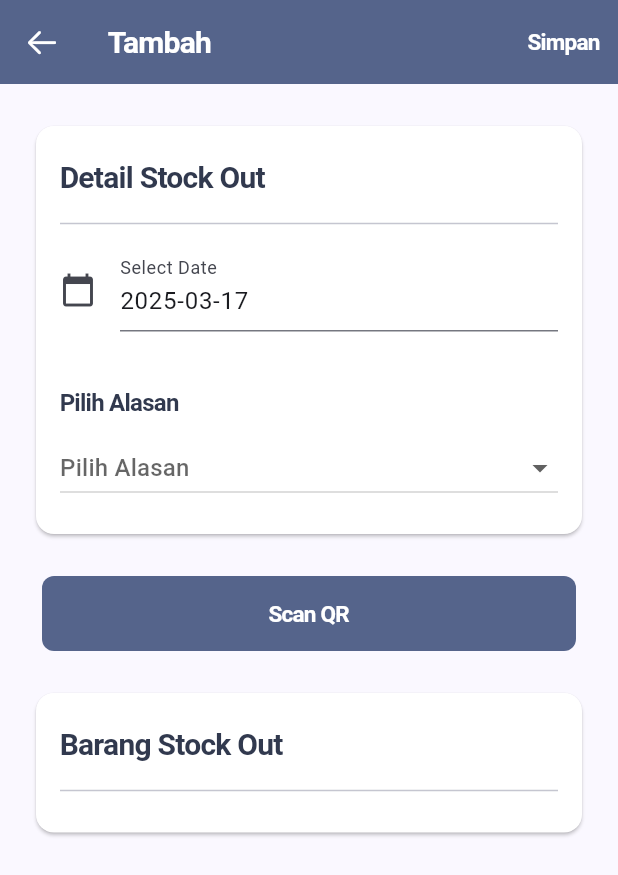
After one commit to ChrisJulLimantoro/operational-app, a Flutter app: the StockOutAddScreen screen opened by its route, on a phone screen of 412 x 824 dp. The commit adds this screen. Shown: the top 875 px of the screen. Run offline on Flutter 3.47's test engine with Material 3 defaults, Android fonts, the light colour scheme and no system bars; our stand-ins replace dio, flutter_bloc, flutter_map, go_router, latlong2, shared_preferences; missing offline and left inert: qr_code_scanner; accounts and stored records are empty; network calls fail.

Commit message:
feat: done creating stock-out

```diff
--- a/lib/helper/api.dart
+++ b/lib/helper/api.dart
@@ -8,7 +8,7 @@ import 'package:operational_app/helper/router.dart';
 
 class ApiHelper {
   static Dio dio = Dio(
-      BaseOptions(baseUrl: 'http://127.0.0.1:3000'),
+      BaseOptions(baseUrl: 'http://192.168.0.101:3000'),
     ) //local IP for testing
     ..interceptors.add(
       InterceptorsWrapper(
--- a/lib/helper/router.dart
+++ b/lib/helper/router.dart
@@ -18,6 +18,7 @@ import 'package:operational_app/screen/product_screen.dart';
 import 'package:operational_app/screen/setting_screen.dart';
 import 'package:operational_app/screen/stock_opname_detail_screen.dart';
 import 'package:operational_app/screen/stock_opname_screen.dart';
+import 'package:operational_app/screen/stock_out_add_screen.dart';
 import 'package:operational_app/screen/stock_out_screen.dart';
 import 'package:operational_app/screen/store_detail_screen.dart';
 import 'package:operational_app/screen/transaction_detail_screen.dart';
@@ -106,6 +107,10 @@ final GoRouter router = GoRouter(
       builder: (context, state) => const StockOutScreen(),
     ),
     GoRoute(
+      path: '/stock-out/add',
+      builder: (context, state) => const StockOutAddScreen(),
+    ),
+    GoRoute(
       path: '/transaction',
       builder: (context, state) => const TransactionScreen(),
     ),
--- a/lib/main.dart
+++ b/lib/main.dart
@@ -4,6 +4,7 @@ import 'package:operational_app/bloc/auth_bloc.dart';
 import 'package:operational_app/helper/notification.dart';
 import 'package:operational_app/helper/router.dart';
 import 'package:operational_app/notifier/stock_opname_notifier.dart';
+import 'package:operational_app/notifier/stock_out_notifier.dart';
 import 'package:operational_app/theme/colors.dart';
 import 'package:provider/provider.dart';
 
@@ -16,6 +17,7 @@ void main() {
       providers: [
         BlocProvider(create: (context) => AuthCubit()..loadAuthParams(context)),
         ChangeNotifierProvider(create: (context) => StockOpnameNotifier()),
+        ChangeNotifierProvider(create: (context) => StockOutNotifier()),
       ],
       child: MyApp(),
     ),
--- /dev/null
+++ b/lib/notifier/stock_out_notifier.dart
@@ -0,0 +1,14 @@
+import 'package:flutter/material.dart';
+
+class StockOutNotifier extends ChangeNotifier {
+  bool shouldRefresh = false;
+
+  void markForRefresh() {
+    shouldRefresh = true;
+    notifyListeners();
+  }
+
+  void resetRefresh() {
+    shouldRefresh = false;
+  }
+}
--- /dev/null
+++ b/lib/screen/stock_out_add_screen.dart
@@ -0,0 +1,329 @@
+import 'package:flutter/material.dart';
+import 'package:flutter/cupertino.dart';
+import 'package:go_router/go_router.dart';
+import 'package:operational_app/api/product.dart';
+import 'package:operational_app/api/stock_out.dart';
+import 'package:operational_app/helper/notification.dart';
+import 'package:operational_app/notifier/stock_out_notifier.dart';
+import 'package:operational_app/screen/qr_scanner_screen.dart';
+import 'package:operational_app/theme/colors.dart';
+import 'package:operational_app/theme/text.dart';
+import 'package:provider/provider.dart';
+
+class StockOutAddScreen extends StatefulWidget {
+  const StockOutAddScreen({super.key});
+
+  @override
+  State<StockOutAddScreen> createState() => _StockOutAddScreenState();
+}
+
+class _StockOutAddScreenState extends State<StockOutAddScreen> {
+  final ScrollController _scroll = ScrollController();
+  final TextEditingController dateController = TextEditingController();
+  List<Map<String, dynamic>> reasons = [
+    {'id': 1, 'value': 'Perbaikan'},
+    {'id': 2, 'value': 'Hilang'},
+    {'id': 3, 'value': 'Lainnya'},
+  ];
+  Map<String, dynamic> selectedReason = {};
+  List<Map<String, dynamic>> products = [];
+
+  Future<void> _selectDate(BuildContext context) async {
+    final DateTime? picked = await showDatePicker(
+      context: context,
+      initialDate: DateTime.now(),
+      firstDate: DateTime(2000),
+      lastDate: DateTime(2100),
+    );
+
+    if (picked != null) {
+      dateController.text = "${picked.toLocal()}".split(' ')[0]; // Format date
+    }
+  }
+
+  Future<void> _onScannedQR(BuildContext context) async {
+    final scannedResult = await Navigator.push(
+      context,
+      MaterialPageRoute(builder: (context) => const QRScannerScreen()),
+    );
+
+    if (scannedResult != null) {
+      if (context.mounted) {
+        debugPrint(scannedResult);
+        try {
+          final response = await ProductAPI.fetchProductCode(
+            context,
+            scannedResult.split(';')[0],
+          );
+          if (!context.mounted) return;
+          if (response != null) {
+            // Do something with the response
+            if (response['status'] == 1) {
+              throw Exception("Product telah terjual!");
+            } else if (response['status'] > 0) {
+              throw Exception("Product sedang dikeluarkan!");
+            }
+
+            setState(() {
+              products.add(response);
+            });
+          } else {
+            throw Exception("Product not found");
+          }
+        } catch (e) {
+          NotificationHelper.showNotificationSheet(
+            context: context,
+            title: "Gagal",
+            message: "$e",
+            primaryButtonText: "OK",
+            onPrimaryPressed: () {},
+          );
+        }
+      }
+    }
+  }
+
+  Future<void> _onSave(BuildContext context) async {
+    // Saving Logic
+    try {
+      if (products.isEmpty) {
+        throw Exception("Tidak ada barang yang ditarik");
+      }
+      if (selectedReason.isEmpty) {
+        throw Exception("Alasan tidak boleh kosong");
+      }
+
+      final response = await StockOutAPI.saveStockOut(context, {
+        'date': dateController.text,
+        'taken_out_reason': selectedReason['id'],
+        'codes': products,
+      });
+
+      if (!context.mounted) return;
+      if (response) {
+        NotificationHelper.showNotificationSheet(
+          context: context,
+          title: "Berhasil",
+          message: "Berhasil melakukan stock out",
+          icon: Icons.check_circle_outline,
+          primaryColor: AppColors.success,
+          primaryButtonText: "OK",
+          onPrimaryPressed: () {
+            _scroll.jumpTo(0);
+            Provider.of<StockOutNotifier>(
+              context,
+              listen: false,
+            ).markForRefresh();
+            context.pop();
+          },
+        );
+      }
+    } on Exception catch (e) {
+      NotificationHelper.showNotificationSheet(
+        context: context,
+        title: "Gagal",
+        message: "$e",
+        primaryButtonText: "OK",
+        onPrimaryPressed: () {},
+      );
+    }
+  }
+
+  @override
+  void initState() {
+    super.initState();
+    dateController.text = "${DateTime.now().toLocal()}".split(' ')[0];
+  }
+
+  @override
+  Widget build(BuildContext context) {
+    return Scaffold(
+      body: CustomScrollView(
+        controller: _scroll,
+        scrollBehavior: const CupertinoScrollBehavior(),
+        physics: const AlwaysScrollableScrollPhysics(),
+        slivers: [
+          SliverAppBar(
+            pinned: true, // Ensures the app bar remains visible when scrolling
+            floating: false, // No snap effect
+            elevation: 0,
+            title: Text('Tambah', style: AppTextStyles.headingWhite),
+            leading: IconButton(
+              icon: const Icon(CupertinoIcons.arrow_left, color: Colors.white),
+              onPressed: () {
+                _scroll.jumpTo(0);
+                context.pop();
+              },
+            ),
+            actions: [
+              TextButton(
+                child: Text("Simpan", style: AppTextStyles.labelWhite),
+                onPressed: () {
+                  // Saving Logic
+                  _onSave(context);
+                },
+              ),
+            ],
+          ),
+          SliverToBoxAdapter(
+            child: Padding(
+              padding: const EdgeInsets.symmetric(
+                horizontal: 20.0,
+                vertical: 24.0,
+              ),
+              child: Column(
+                spacing: 24,
+                children: [
+                  Card(
+                    elevation: 1,
+                    color: Colors.white,
+                    child: Padding(
+                      padding: const EdgeInsets.symmetric(
+                        horizontal: 16.0,
+                        vertical: 20.0,
+                      ),
+                      child: Column(
+                        crossAxisAlignment: CrossAxisAlignment.start,
+                        spacing: 8,
+                        children: [
+                          Text(
+                            "Detail Stock Out",
+                            style: AppTextStyles.headingBlue,
+                          ),
+                          Divider(),
+                          Container(
+                            decoration: BoxDecoration(
+                              borderRadius: BorderRadius.circular(8),
+                            ),
+                            child: TextField(
+                              controller: dateController,
+                              readOnly: true, // Prevent manual input
+                              decoration: InputDecoration(
+                                icon: Icon(Icons.calendar_today),
+                                labelText: "Select Date",
+                              ),
+                              onTap: () => _selectDate(context),
+                            ),
+                          ),
+                          SizedBox(height: 20),
+                          Text(
+                            "Pilih Alasan",
+                            style: AppTextStyles.subheadingBlue,
+                          ),
+                          Container(
+                            decoration: BoxDecoration(
+                              borderRadius: BorderRadius.circular(8),
+                            ),
+                            child: DropdownButton<Map<String, dynamic>>(
+                              key: ValueKey(selectedReason),
+                              value:
+                                  reasons.contains(selectedReason)
+                                      ? selectedReason
+                                      : null,
+                              hint: Text("Pilih Alasan"),
+                              isExpanded:
+                                  true, // Makes the dropdown take full width
+                              items:
+                                  reasons.map((Map<String, dynamic> item) {
+                                    return DropdownMenuItem<
+                                      Map<String, dynamic>
+                                    >(
+                                      value: item,
+                                      child: Row(
+                                        mainAxisAlignment:
+                                            MainAxisAlignment.spaceBetween,
+                                        children: [
+                                          Text(
+                                            item['value'] ?? 'Select a Item',
+                                          ),
+                                          if (selectedReason['id'] ==
+                                              item['id'])
+                                            Icon(
+                                              Icons.check,
+                                              color: AppColors.bluePrimary,
+                                            ),
+                                        ],
+                                      ),
+                                    );
+                                  }).toList(),
+                              onChanged: (Map<String, dynamic>? newValue) {
+                                setState(() {
+                                  selectedReason = newValue!;
+                                });
+                              },
+                            ),
+                          ),
+                        ],
+                      ),
+                    ),
+                  ),
+                  InkWell(
+                    onTap: () {
+                      // Open Scanner
+                      _onScannedQR(context);
+                    },
+                    child: Padding(
+                      padding: const EdgeInsets.symmetric(horizontal: 8.0),
+                      child: Container(
+                        height: 50, // Adjust height as needed
+                        alignment: Alignment.center,
+                        decoration: BoxDecoration(
+                          color: AppColors.bluePrimary,
+                          borderRadius: BorderRadius.circular(8),
+                        ),
+                        child: const Text(
+                          'Scan QR',
+                          style: AppTextStyles.labelWhite,
+                        ),
+                      ),
+                    ),
+                  ),
+                  Card(
+                    elevation: 1,
+                    color: Colors.white,
+                    child: Padding(
+                      padding: const EdgeInsets.symmetric(
+                        horizontal: 16.0,
+                        vertical: 20.0,
+                      ),
+                      child: Column(
+                        crossAxisAlignment: CrossAxisAlignment.start,
+                        spacing: 8,
+                        children: [
+                          Text(
+                            "Barang Stock Out",
+                            style: AppTextStyles.headingBlue,
+                          ),
+                          Divider(),
+                          ...products.map((product) {
+                            return ListTile(
+                              title: Text(
+                                '${product['name'].split(' - ')[1]} (${product['weight']} gr)',
+                              ),
+                              subtitle: Text('${product['barcode']}'),
+                              trailing: IconButton(
+                                icon: const Icon(
+                                  Icons.delete,
+                                  color: AppColors.error,
+                                ),
+                                onPressed: () {
+                                  setState(() {
+                                    products.remove(product);
+                                  });
+                                },
+                              ),
+                            );
+                          }),
+                        ],
+                      ),
+                    ),
+                  ),
+                ],
+              ),
+            ),
+          ),
+        ],
+      ),
+    );
+  }
+}
--- a/lib/widget/qr_scanner.dart
+++ b/lib/widget/qr_scanner.dart
@@ -36,7 +36,7 @@ class QRScannerView extends StatelessWidget {
               child:
                   scannedData != null
                       ? Text(
-                        "Detected: $scannedData",
+                        "Scanned Succesfully",
                         style: const TextStyle(fontSize: 18),
                       )
                       : const Text(
```
Also changed, not shown: lib/api/product.dart (+39 -0 lines), lib/api/stock_out.dart (+45 -0 lines), lib/screen/home_screen.dart (+9 -0 lines), lib/screen/stock_out_screen.dart (+21 -2 lines).
